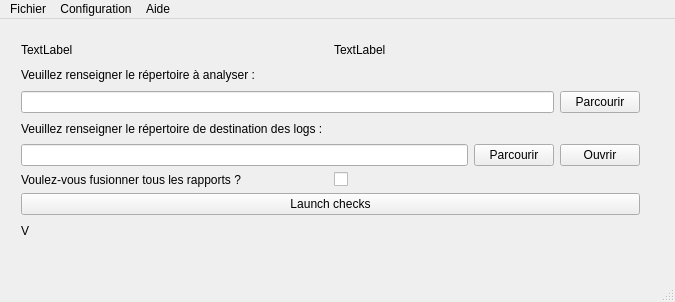
Above: mainwindow.ui from FredBELDA/CodingRulesChecker before the change. Below: the same form after it.
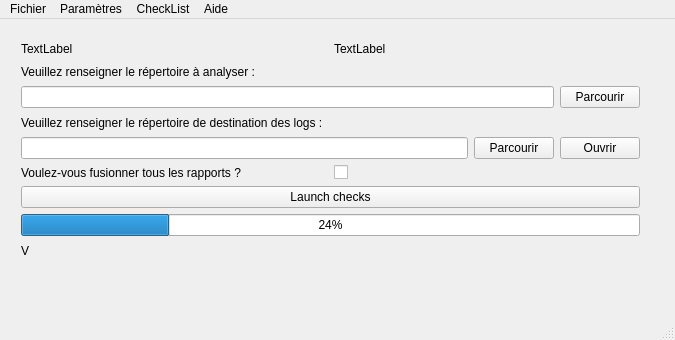
That is the form after the change.

Commit message: Add external tools management (Excel + CppCheck)

Patch:
```diff
--- a/mainwindow.ui
+++ b/mainwindow.ui
@@ -7,7 +7,7 @@
     <x>0</x>
     <y>0</y>
     <width>675</width>
-    <height>302</height>
+    <height>340</height>
    </rect>
   </property>
   <property name="windowTitle">
@@ -20,7 +20,7 @@
       <x>10</x>
       <y>10</y>
       <width>641</width>
-      <height>222</height>
+      <height>241</height>
      </rect>
     </property>
     <layout class="QVBoxLayout" name="verticalLayout">
@@ -117,7 +117,17 @@
       </widget>
      </item>
      <item>
-      <widget class="QLabel" name="label_Version">
+      <widget class="QProgressBar" name="progressBar_checkRules">
+       <property name="value">
+        <number>24</number>
+       </property>
+       <property name="textVisible">
+        <bool>true</bool>
+       </property>
+      </widget>
+     </item>
+     <item>
+      <widget class="QLabel" name="label_version">
        <property name="layoutDirection">
         <enum>Qt::LeftToRight</enum>
        </property>
@@ -157,12 +167,20 @@
    </widget>
    <widget class="QMenu" name="menuConfiguration">
     <property name="title">
-     <string>Configuration</string>
+     <string>Paramètres</string>
     </property>
     <addaction name="actionParametrage_des_regles_de_codage"/>
+    <addaction name="actionParametrage_des_outils_externes"/>
+   </widget>
+   <widget class="QMenu" name="menuCheckList">
+    <property name="title">
+     <string>CheckList</string>
+    </property>
+    <addaction name="actionOuvrir_le_fichier_checklist"/>
    </widget>
    <addaction name="menuFichier"/>
    <addaction name="menuConfiguration"/>
+   <addaction name="menuCheckList"/>
    <addaction name="menuAide"/>
   </widget>
   <widget class="QStatusBar" name="statusBar">
```
Left out of the diff: 16 changed lines with no effect on the pictures. The commit also changes 19 other files.
